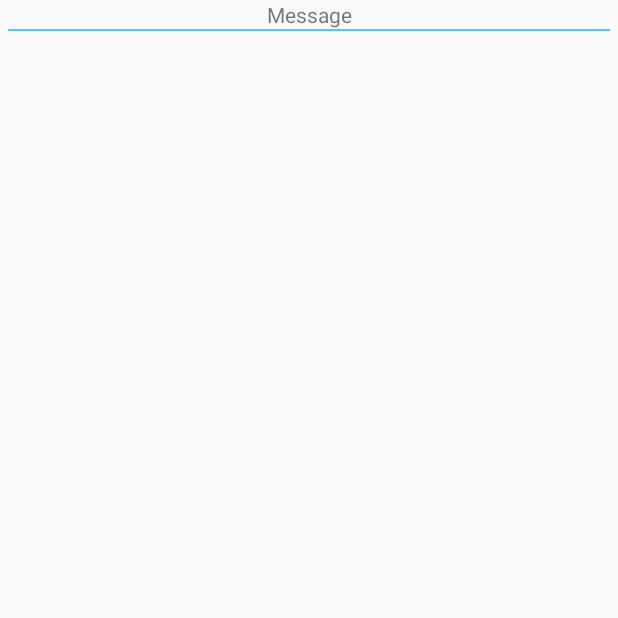
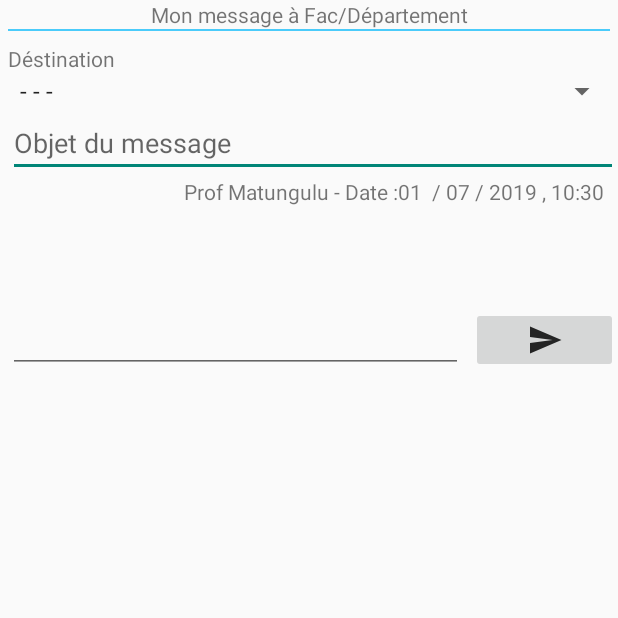
Before and after one commit to andymub/ssmarty_UV, an Android app: the TabFacCommuni screen opened directly, with no data from a screen before it, on a phone screen of 412 x 824 dp, the top half of it. Run offline under Robolectric (Android 15) with nearby library versions, the phone set to English and light mode, and no system bars.

Commit message:
activity contact_prof univ ended/ message

```diff
--- a/app/src/main/AndroidManifest.xml
+++ b/app/src/main/AndroidManifest.xml
@@ -6,6 +6,8 @@
         android:name="android.hardware.nfc"
         android:required="true" />
 
+    <uses-permission android:name="android.permission.CALL_PHONE" />
+    <uses-permission android:name="android.permission.READ_PHONE_STATE"></uses-permission>
     <uses-permission android:name="android.permission.NFC" />
 
     <application
--- a/app/src/main/java/ssmarty/univ/TabFacCommuni.java
+++ b/app/src/main/java/ssmarty/univ/TabFacCommuni.java
@@ -2,12 +2,98 @@ package ssmarty.univ;
 
 import android.support.v7.app.AppCompatActivity;
 import android.os.Bundle;
+import android.view.View;
+import android.widget.AdapterView;
+import android.widget.ArrayAdapter;
+import android.widget.EditText;
+import android.widget.ImageButton;
+import android.widget.Spinner;
+import android.widget.TextView;
+import android.widget.Toast;
+
+import java.text.SimpleDateFormat;
+import java.util.ArrayList;
+
+import java.util.ArrayList;
+import java.util.Calendar;
+
+import ssmarty.univ.get_local_info.getCurrentDate;
 
 public class TabFacCommuni extends AppCompatActivity {
+    private Spinner spinnerSelecteFac;
+    private EditText objectMessage, messageTextFac;
+    private ImageButton btnSendFacMessag;
+    private TextView txtSenderAndDate;
+    private String nameOfSender;
 
     @Override
     protected void onCreate(Bundle savedInstanceState) {
         super.onCreate(savedInstanceState);
-        setContentView(R.layout.activity_tab1_fac_communi);
+        setContentView(R.layout.activity_tab1_fac_communi);spinnerSelecteFac = findViewById(R.id.spinner_fac_message_Univ);
+        objectMessage=findViewById(R.id.objetMessage_fac);
+        messageTextFac=findViewById(R.id.editxtxMessage_fac);
+        btnSendFacMessag=findViewById(R.id.btnSendFacMessage);
+        txtSenderAndDate=findViewById(R.id.txtSenderDateMessage_Fac);
+
+        //todo get name of sender
+        nameOfSender="Prof Matungulu";
+        //set sender name and date
+        //todo get name of sender
+        nameOfSender="Prof Matungulu";
+        //set sender name and date
+        getCurrentDate getCurrentDate = new getCurrentDate();
+        txtSenderAndDate.setText(nameOfSender+" - Date :"+getCurrentDate.getCurrentDate());
+
+        ArrayList<String> arrayList = new ArrayList<>();
+        //todo get Item(fac) FROM STOREDDATA --
+        arrayList.add("- - -");
+        arrayList.add("Medecine G2");
+        arrayList.add("Philo G3");
+        arrayList.add("Economie G1");
+        arrayList.add("INFO L2");
+        arrayList.add("Génie G1");
+        //Fill my spinner
+        ArrayAdapter<String> arrayAdapter = new ArrayAdapter<String>(this,                         android.R.layout.simple_spinner_item, arrayList);
+        arrayAdapter.setDropDownViewResource(android.R.layout.simple_spinner_dropdown_item);
+        spinnerSelecteFac.setAdapter(arrayAdapter);
+        spinnerSelecteFac.setOnItemSelectedListener(new AdapterView.OnItemSelectedListener() {
+            @Override
+            public void onItemSelected(AdapterView<?> parent, View view, int position, long id) {
+                //String tutorialsName = parent.getItemAtPosition(position).toString();
+                //Toast.makeText(parent.getContext(), "Selected: " + tutorialsName,          Toast.LENGTH_LONG).show();
+            }
+            @Override
+            public void onNothingSelected(AdapterView <?> parent) {
+                Toast.makeText(parent.getContext(), "Choiisir une destination du message" ,          Toast.LENGTH_LONG).show();
+            }
+
+
+        });
+
+        //btn send Data
+        btnSendFacMessag.setOnClickListener(new View.OnClickListener() {
+            @Override
+            public void onClick(View v) {
+                if (checkIfMessageIsEmpty())btnSendFacMessag.setImageResource(R.drawable.ic_send_red_24dp);
+                else{
+                    btnSendFacMessag.setImageResource(R.drawable.ic_send_bleu_24dp);
+                    Toast.makeText(getApplicationContext(),"Message envoyé",Toast.LENGTH_SHORT).show();
+                    //TODO CHEK IF CONNECTION
+                }
+            }
+        });
     }
+
+    private Boolean checkIfMessageIsEmpty(){
+        Boolean chk=true;
+        if ((objectMessage.length()!=0)&&(messageTextFac.length()!=0)){
+            if(spinnerSelecteFac != null &&!(spinnerSelecteFac.getSelectedItem().toString().equals("- - -") )) {
+                //name = (String)spinnerName.getSelectedItem();
+                chk=false;
+            } else   {chk=true;Toast.makeText(getApplicationContext(),"Choisir un destinateur",Toast.LENGTH_LONG).show();}
+        }
+        else Toast.makeText(getApplicationContext(),"Remplir l'objet ou message",Toast.LENGTH_LONG).show();
+        return chk;
+    }
+
 }
--- /dev/null
+++ b/app/src/main/java/ssmarty/univ/get_local_info/getCurrentDate.java
@@ -0,0 +1,14 @@
+package ssmarty.univ.get_local_info;
+
+import java.text.SimpleDateFormat;
+import java.util.Calendar;
+
+public class getCurrentDate {
+    public String getCurrentDate() {
+        Calendar calendar = Calendar.getInstance();
+        SimpleDateFormat mdformat = new SimpleDateFormat("dd  / MM / yyyy , HH:mm");
+        String strDate = "" + mdformat.format(calendar.getTime());
+
+        return strDate;
+    }
+}
--- /dev/null
+++ b/app/src/main/res/drawable/ic_send_black_24dp.xml
@@ -0,0 +1,5 @@
+<vector android:alpha="0.83" android:height="24dp"
+    android:viewportHeight="24.0" android:viewportWidth="24.0"
+    android:width="24dp" xmlns:android="http://schemas.android.com/apk/res/android">
+    <path android:fillColor="#FF000000" android:pathData="M2.01,21L23,12 2.01,3 2,10l15,2 -15,2z"/>
+</vector>
--- /dev/null
+++ b/app/src/main/res/drawable/ic_send_bleu_24dp.xml
@@ -0,0 +1,5 @@
+<vector android:alpha="0.83" android:height="24dp"
+    android:tint="#529AFE" android:viewportHeight="24.0"
+    android:viewportWidth="24.0" android:width="24dp" xmlns:android="http://schemas.android.com/apk/res/android">
+    <path android:fillColor="#FF000000" android:pathData="M2.01,21L23,12 2.01,3 2,10l15,2 -15,2z"/>
+</vector>
--- /dev/null
+++ b/app/src/main/res/drawable/ic_send_red_24dp.xml
@@ -0,0 +1,5 @@
+<vector android:alpha="0.83" android:height="24dp"
+    android:tint="#FE0A0E" android:viewportHeight="24.0"
+    android:viewportWidth="24.0" android:width="24dp" xmlns:android="http://schemas.android.com/apk/res/android">
+    <path android:fillColor="#FF000000" android:pathData="M2.01,21L23,12 2.01,3 2,10l15,2 -15,2z"/>
+</vector>
--- a/app/src/main/res/layout/activity_tab1_fac_communi.xml
+++ b/app/src/main/res/layout/activity_tab1_fac_communi.xml
@@ -5,12 +5,13 @@
     android:layout_width="match_parent"
     android:layout_height="match_parent"
     tools:context=".TabFacCommuni">
+
     <TextView
         android:id="@+id/txtMessageFacTitre"
         android:layout_width="match_parent"
         android:layout_height="wrap_content"
         android:gravity="center"
-        android:text="Message" />
+        android:text="@string/mon_message_pour_la_fac_d_partement" />
 
     <View
         android:id="@+id/hr1"
@@ -24,4 +25,70 @@
         android:layout_marginRight="5dp"
         android:background="#4acbfa" />
 
+    <LinearLayout
+        android:layout_width="match_parent"
+        android:layout_height="match_parent"
+        android:layout_alignParentStart="true"
+        android:layout_below="@+id/txtMessageFacTitre"
+        android:layout_marginLeft="5dp"
+        android:layout_marginTop="10dp"
+        android:orientation="vertical"
+        android:layout_alignParentLeft="true"
+        android:layout_marginStart="5dp">
+
+        <TextView
+            android:id="@+id/textView3"
+            android:layout_width="match_parent"
+            android:layout_height="wrap_content"
+            android:text="@string/d_stination" />
+
+        <Spinner
+            android:id="@+id/spinner_fac_message_Univ"
+            android:layout_width="match_parent"
+            android:layout_height="wrap_content" />
+
+        <EditText
+            android:id="@+id/objetMessage_fac"
+            android:layout_width="match_parent"
+            android:layout_height="wrap_content"
+            android:ems="5"
+            android:hint="@string/objet_du_message"
+            android:inputType="textPersonName" />
+
+        <TextView
+            android:id="@+id/txtSenderDateMessage_Fac"
+            android:layout_width="match_parent"
+            android:layout_height="wrap_content"
+            android:gravity="right"
+            android:hint="@string/nom_xpediteur"
+            android:paddingRight="10dp"
+            tools:ignore="RtlHardcoded,RtlSymmetry" />
+
+        <LinearLayout
+            android:layout_width="match_parent"
+            android:layout_height="wrap_content"
+            android:orientation="horizontal">
+
+            <EditText
+                android:id="@+id/editxtxMessage_fac"
+                android:layout_width="303dp"
+                android:layout_height="111dp"
+                android:layout_marginRight="5dp"
+                android:ems="10"
+                android:inputType="textMultiLine"
+                tools:ignore="LabelFor"
+                android:layout_marginEnd="5dp" />
+
+            <ImageButton
+                android:id="@+id/btnSendFacMessage"
+                android:layout_width="match_parent"
+                android:layout_height="wrap_content"
+                android:layout_gravity="bottom|right"
+                app:srcCompat="@drawable/ic_send_black_24dp"
+                tools:ignore="RtlHardcoded,VectorDrawableCompat"
+                android:contentDescription="@string/todo" />
+        </LinearLayout>
+
+    </LinearLayout>
+
 </RelativeLayout>
--- a/app/src/main/res/values/strings.xml
+++ b/app/src/main/res/values/strings.xml
@@ -17,6 +17,15 @@
     <string name="r_diger_une_communication">Rédiger une communication</string>
     <string name="country_prompt">Choisir</string>
     <string name="autre_raison">Autre raison</string>
+    <string name="message_all_students">Message à tout les étudiants </string>
+    <string name="mon_message_pour_la_fac_d_partement">Mon message à Fac/Département</string>
+    <string name="objet_du_message">Objet du message</string>
+    <string name="d_stination">Déstination</string>
+    <string name="nom_xpediteur">Nom éxpediteur</string>
+    <string name="todo">TODO</string>
+    <string name="nom_de_l_univ">Nom de l\'univ</string>
+    <string name="univ_gmail_com">univ@gmail.com</string>
+    <string name="_243972518932">+243972518932</string>
     <string-array name="typeListePresence">
         <item>En cours</item>
         <item>Interrogation</item>
--- a/app/src/main/res/values/styles.xml
+++ b/app/src/main/res/values/styles.xml
@@ -6,6 +6,9 @@
         <item name="colorPrimary">@color/colorPrimary</item>
         <item name="colorPrimaryDark">@color/colorPrimaryDark</item>
         <item name="colorAccent">@color/colorAccent</item>
+        <item name="colorControlNormal">#9e9e9e</item>
+        <item name="colorControlActivated">@color/bipNfc_etudiant_added</item>
+        <item name="colorControlHighlight">@color/bipNfc_etudiant_added</item>
     </style>
 
 
```
Also changed, not shown: app/src/main/java/ssmarty/univ/Activity_contatUniv_prof.java (+56 -0 lines), app/src/main/java/ssmarty/univ/Activity_liste_presence.java (+10 -1 lines), app/src/main/java/ssmarty/univ/CommuFacActivity.java (+11 -0 lines), app/src/main/java/ssmarty/univ/TabUnivCommuni.java (+43 -0 lines), app/src/main/res/layout/activity_contat_univ_prof.xml (+14 -11 lines), app/src/main/res/layout/activity_tab_univ_communi.xml (+60 -2 lines).
